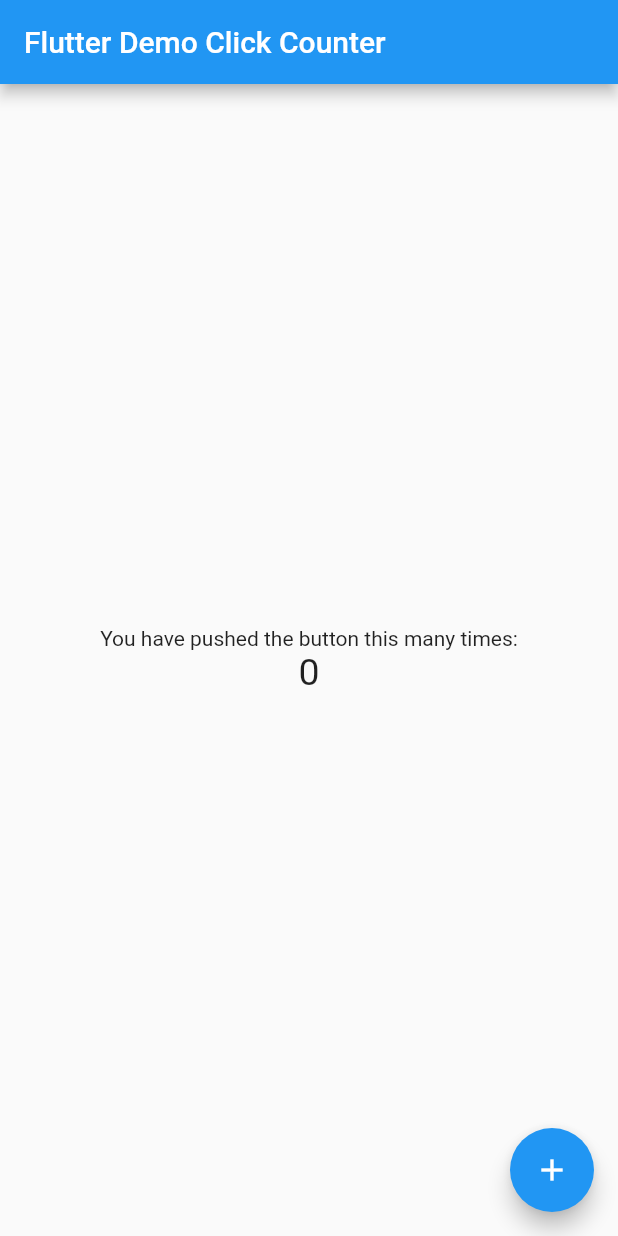
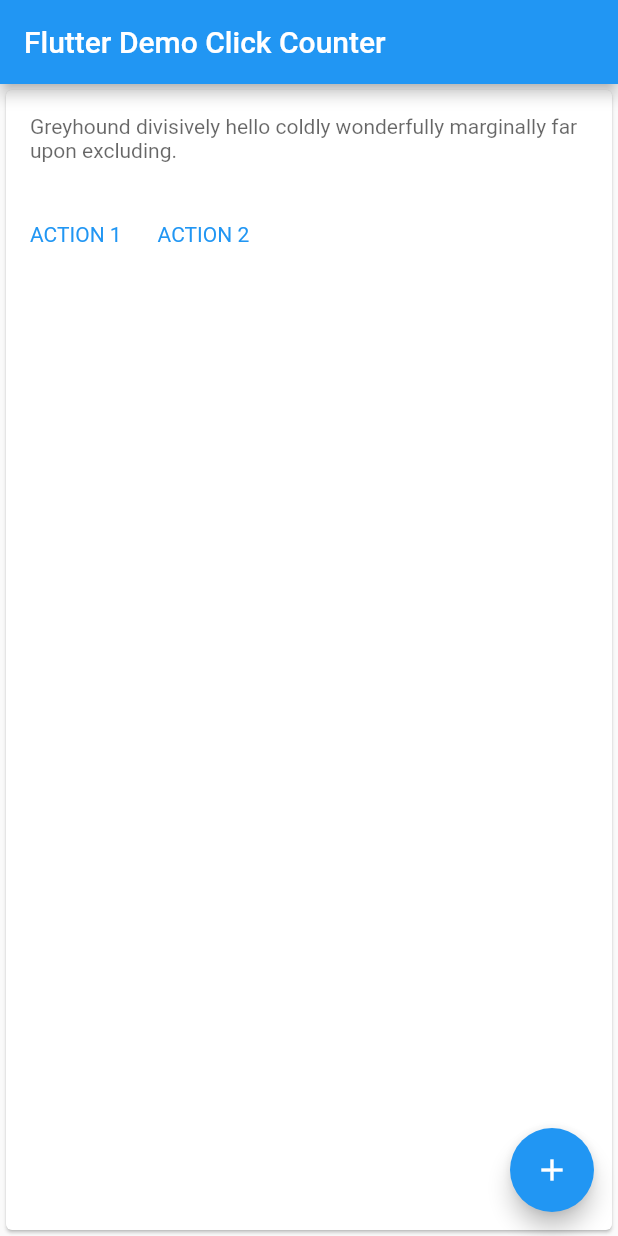
Before and after one commit to shlokk515/simple-to-do, a Flutter app: the screen it shows after launch, on a phone screen of 412 x 824 dp. Run offline on Flutter 3.47's test engine with Material 2 defaults, Android fonts, the phone set to English and light mode, and no system bars.

```diff
--- /dev/null
+++ b/lib/home_page.dart
@@ -0,0 +1,87 @@
+import 'package:flutter/material.dart';
+
+class MyHomePage extends StatefulWidget {
+  const MyHomePage({super.key});
+  // This widget is the home page of your application. It is stateful, meaning
+  // that it has a State object (defined below) that contains fields that affect
+  // how it looks.
+  // This class is the configuration for the state.
+  @override
+  _MyHomePageState createState() => _MyHomePageState();
+}
+
+class _MyHomePageState extends State<MyHomePage> {
+  int _counter = 0;
+
+  void _incrementCounter() {
+    setState(() {
+      // This call to setState tells the Flutter framework that something has
+      // changed in this State, which causes it to rerun the build method below
+      // so that the display can reflect the updated values. If we changed
+      // _counter without calling setState(), then the build method would not be
+      // called again, and so nothing would appear to happen.
+      _counter++;
+    });
+  }
+
+  @override
+  Widget build(BuildContext context) {
+    final _formKey = GlobalKey<FormState>();
+    // This method is rerun every time setState is called, for instance as done
+    // by the _incrementCounter method above.
+    //
+    // The Flutter framework has been optimized to make rerunning build methods
+    // fast, so that you can just rebuild anything that needs updating rather
+    // than having to individually change instances of widgets.
+    return Scaffold(
+      appBar: AppBar(
+        // Here we take the value from the MyHomePage object that was created by
+        // the App.build method, and use it to set our appbar title.
+        title: const Text('Flutter Demo Click Counter'),
+      ),
+      body: Card(
+        elevation: 1.0,
+        clipBehavior: Clip.antiAlias,
+        child: Column(
+          children: [
+            Padding(
+              padding: const EdgeInsets.all(16.0),
+              child: Text(
+                'Greyhound divisively hello coldly wonderfully marginally far upon excluding.',
+                style: TextStyle(color: Colors.black.withOpacity(0.6)),
+              ),
+            ),
+            ButtonBar(
+              alignment: MainAxisAlignment.start,
+              children: [
+                TextButton(
+                  style: TextButton.styleFrom(
+                      textStyle: const TextStyle(color: Color(0xFF6200EE))),
+                  onPressed: () {
+                    // Perform some action
+                  },
+                  child: const Text(
+                    'ACTION 1',
+                  ),
+                ),
+                TextButton(
+                  style: TextButton.styleFrom(
+                      textStyle: const TextStyle(color: Color(0xFF6200EE))),
+                  onPressed: () {
+                    // Perform some action
+                  },
+                  child: const Text('ACTION 2'),
+                ),
+              ],
+            ),
+          ],
+        ),
+      ),
+      floatingActionButton: FloatingActionButton(
+        onPressed: _incrementCounter,
+        tooltip: 'Increment',
+        child: const Icon(Icons.add),
+      ),
+    );
+  }
+}
--- a/lib/main.dart
+++ b/lib/main.dart
@@ -1,6 +1,7 @@
 import 'package:flutter/material.dart';
+import 'home_page.dart';
 
-void main() => runApp(MyApp());
+void main() => runApp(const MyApp());
 
 class MyApp extends StatelessWidget {
   const MyApp({super.key});
@@ -13,79 +14,7 @@ class MyApp extends StatelessWidget {
       theme: ThemeData(
         primarySwatch: Colors.blue,
       ),
-      home: MyHomePage(),
+      home: const MyHomePage(),
     );
   }
 }
-
-class MyHomePage extends StatefulWidget {
-  const MyHomePage({super.key});
-  // This widget is the home page of your application. It is stateful, meaning
-  // that it has a State object (defined below) that contains fields that affect
-  // how it looks.
-  // This class is the configuration for the state.
-  @override
-  _MyHomePageState createState() => _MyHomePageState();
-}
-
-class _MyHomePageState extends State<MyHomePage> {
-  int _counter = 0;
-
-  void _incrementCounter() {
-    setState(() {
-      // This call to setState tells the Flutter framework that something has
-      // changed in this State, which causes it to rerun the build method below
-      // so that the display can reflect the updated values. If we changed
-      // _counter without calling setState(), then the build method would not be
-      // called again, and so nothing would appear to happen.
-      _counter++;
-    });
-  }
-
-  @override
-  Widget build(BuildContext context) {
-    // This method is rerun every time setState is called, for instance as done
-    // by the _incrementCounter method above.
-    //
-    // The Flutter framework has been optimized to make rerunning build methods
-    // fast, so that you can just rebuild anything that needs updating rather
-    // than having to individually change instances of widgets.
-    return Scaffold(
-      appBar: AppBar(
-        // Here we take the value from the MyHomePage object that was created by
-        // the App.build method, and use it to set our appbar title.
-        title: Text('Flutter Demo Click Counter'),
-      ),
-      body: Center(
-        // Center is a layout widget. It takes a single child and positions it
-        // in the middle of the parent.
-        child: Column(
-          // Column is also a layout widget. It takes a list of children and
-          // arranges them vertically. By default, it sizes itself to fit its
-          // children horizontally, and tries to be as tall as its parent.
-          //
-          // Column has various properties to control how it sizes itself and
-          // how it positions its children. Here we use mainAxisAlignment to
-          // center the children vertically; the main axis here is the vertical
-          // axis because Columns are vertical (the cross axis would be
-          // horizontal).
-          mainAxisAlignment: MainAxisAlignment.center,
-          children: <Widget>[
-            Text(
-              'You have pushed the button this many times:',
-            ),
-            Text(
-              '$_counter',
-              style: TextStyle(fontSize: 25),
-            ),
-          ],
-        ),
-      ),
-      floatingActionButton: FloatingActionButton(
-        onPressed: _incrementCounter,
-        tooltip: 'Increment',
-        child: Icon(Icons.add),
-      ),
-    );
-  }
-}
```
